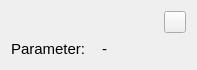
This is GUI/OWController/ds_other.ui in igorf7/OWController as Qt 5 draws it before an edit. The edited form follows.
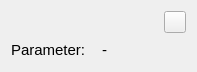
This is the edited form. Icons and pictures are not drawn.

Diff of the .ui file:
```diff
--- a/GUI/OWController/ds_other.ui
+++ b/GUI/OWController/ds_other.ui
@@ -7,7 +7,7 @@
     <x>0</x>
     <y>0</y>
     <width>197</width>
-    <height>70</height>
+    <height>72</height>
    </rect>
   </property>
   <property name="windowTitle">
```
Left out of the diff: 19 changed lines with no effect on the pictures.
